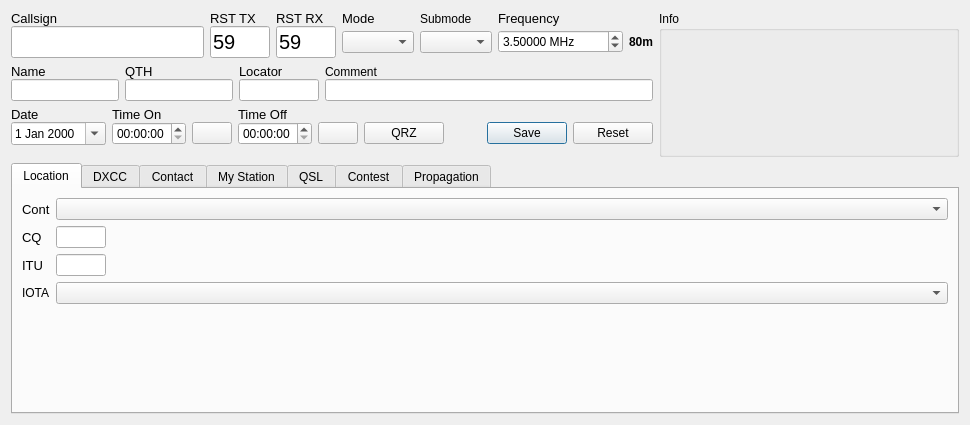
Old version of the form ui/NewContactWidget.ui in the repository 7h0ma5/QLog.
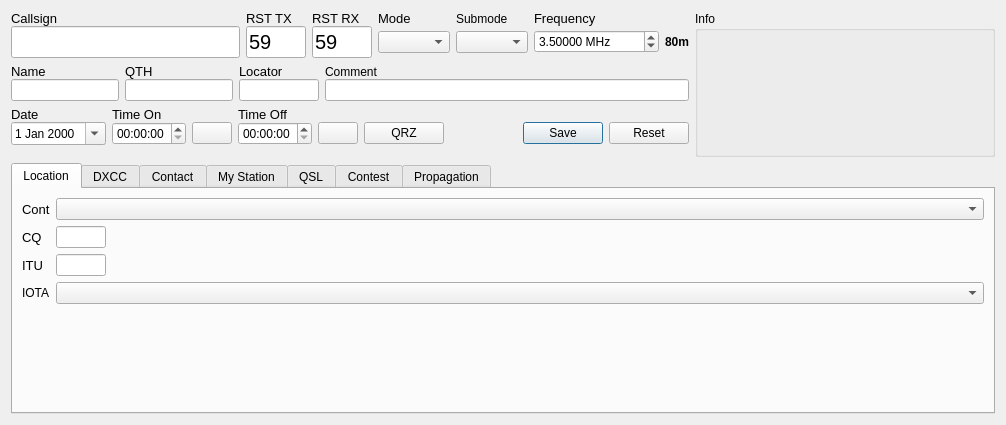
New version of the form. Icons and pictures are not drawn. Custom widgets are drawn as their Qt base class.

Commit message: Update contact entry layout

Patch:
```diff
--- a/ui/NewContactWidget.ui
+++ b/ui/NewContactWidget.ui
@@ -6,7 +6,7 @@
    <rect>
     <x>0</x>
     <y>0</y>
-    <width>970</width>
+    <width>1006</width>
     <height>425</height>
    </rect>
   </property>
```
Left out of the diff: 17 changed lines with no effect on the pictures. The commit also changes 2 other files.
